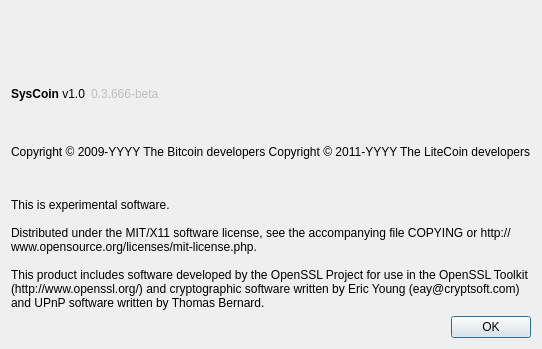
Old version of the form src/qt/forms/aboutdialog.ui in the repository syscoin/syscoin1.
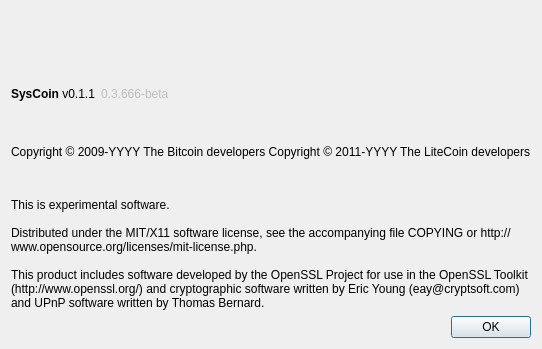
New version of the form. Icons and pictures are not drawn.

The edit to the form file:
```diff
--- a/src/qt/forms/aboutdialog.ui
+++ b/src/qt/forms/aboutdialog.ui
@@ -37,7 +37,7 @@
           <cursorShape>IBeamCursor</cursorShape>
          </property>
          <property name="text">
-          <string>&lt;b&gt;SysCoin&lt;/b&gt; v1.0</string>
+          <string>&lt;b&gt;SysCoin&lt;/b&gt; v0.1.1</string>
          </property>
          <property name="textInteractionFlags">
           <set>Qt::LinksAccessibleByMouse|Qt::TextSelectableByKeyboard|Qt::TextSelectableByMouse</set>
```
